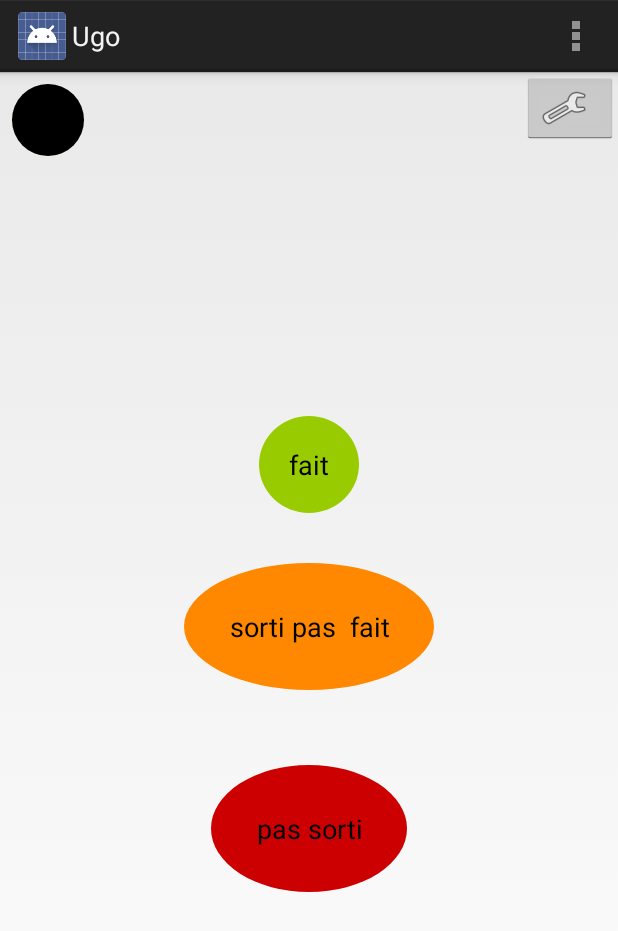
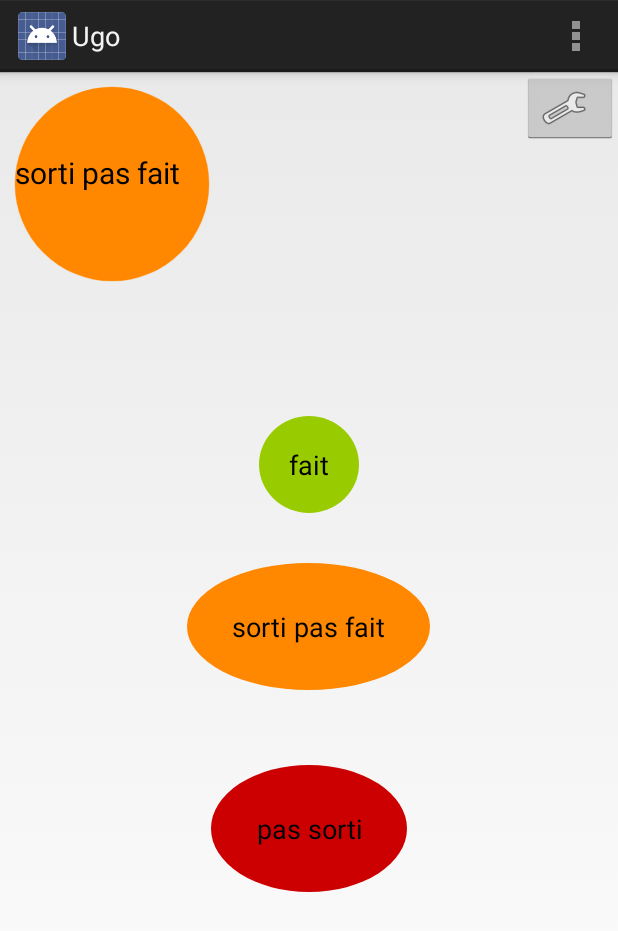
Before and after one commit to b3b00/Ugo, an Android app: the screen it shows after launch (MainActivity), on a phone screen of 412 x 824 dp. Shown: the top 931 px of the screen. Run offline under Robolectric (Android 15) with nearby library versions, the phone set to English and light mode, and no system bars.

Commit message:
first working custom circle button.... still work to do

```diff
--- a/app/src/main/java/com/olivier/button/CircleButton.java
+++ b/app/src/main/java/com/olivier/button/CircleButton.java
@@ -28,6 +28,8 @@ public class CircleButton extends ImageView {
 
     private Paint circlePaint;
     private Paint focusPaint;
+    private Paint textPaint;
+
 
     private float animationProgress;
 
@@ -38,16 +40,19 @@ public class CircleButton extends ImageView {
 
     public CircleButton(Context context) {
         super(context);
+        android.util.Log.d("Ugo","contrcutor 1");
         init(context, null);
     }
 
     public CircleButton(Context context, AttributeSet attrs) {
         super(context, attrs);
+        android.util.Log.d("Ugo","contrcutor 2");
         init(context, attrs);
     }
 
     public CircleButton(Context context, AttributeSet attrs, int defStyle) {
         super(context, attrs, defStyle);
+        android.util.Log.d("Ugo","contrcutor 3");
         init(context, attrs);
     }
 
@@ -68,19 +73,24 @@ public class CircleButton extends ImageView {
 
     @Override
     protected void onDraw(Canvas canvas) {
+        android.util.Log.d("Ugo","onDraw");
         canvas.drawCircle(centerX, centerY, pressedRingRadius + animationProgress, focusPaint);
         canvas.drawCircle(centerX, centerY, outerRadius - pressedRingWidth, circlePaint);
 
-        circlePaint.setTextSize(textSize);
+        /*
+         * dessin du texte
+         *
+         */
+        android.util.Log.d("UGO","onDraw textSize="+textSize);
+        android.util.Log.d("UGO","onDraw color="+Color.BLACK);
+        android.util.Log.d("UGO","onDraw width="+canvas.getWidth()+" height="+canvas.getHeight());
 
-        circlePaint.setColor(Color.BLACK);
-        int width = this.getMeasuredWidth()/2;
-        int height = this.getMeasuredHeight()/2;
-        circlePaint.setTextAlign(Paint.Align.LEFT);
-        canvas.drawText(text, width, height, circlePaint);
+        textPaint.setColor(Color.BLACK);
+        textPaint.setTextAlign(Paint.Align.LEFT);
+        textPaint.setTextSize(textSize);
 
+        canvas.drawText(text, 15, canvas.getHeight()/2, textPaint);
 
-        //canvas.drawText("My Text", -canvas.getWidth()/2, canvas.getHeight()/2, circlePaint);
         super.onDraw(canvas);
     }
 
@@ -108,7 +118,10 @@ public class CircleButton extends ImageView {
 
         circlePaint.setColor(defaultColor);
         focusPaint.setColor(defaultColor);
+
         focusPaint.setAlpha(PRESSED_RING_ALPHA);
+
+        textPaint.setColor(Color.BLACK);
 
         this.invalidate();
     }
@@ -124,6 +137,7 @@ public class CircleButton extends ImageView {
     }
 
     private void init(Context context, AttributeSet attrs) {
+        android.util.Log.d("UGO","starting circle button init");
         this.setFocusable(true);
         this.setScaleType(ScaleType.CENTER_INSIDE);
         setClickable(true);
@@ -134,19 +148,27 @@ public class CircleButton extends ImageView {
         focusPaint = new Paint(Paint.ANTI_ALIAS_FLAG);
         focusPaint.setStyle(Paint.Style.STROKE);
 
+        textPaint = new Paint(Paint.ANTI_ALIAS_FLAG);
+        textPaint.setStyle(Paint.Style.STROKE);
+
         pressedRingWidth = (int) TypedValue.applyDimension(TypedValue.COMPLEX_UNIT_DIP, DEFAULT_PRESSED_RING_WIDTH_DIP, getResources()
                 .getDisplayMetrics());
 
-        int color = Color.BLACK;
+        int color = Color.CYAN;
         if (attrs != null) {
+            android.util.Log.d("UGO","found special attributes");
             final TypedArray a = context.obtainStyledAttributes(attrs, R.styleable.CircleButton);
             color = a.getColor(R.styleable.CircleButton_cb_color, color);
+
+            android.util.Log.d("UGO","color is "+color);
             pressedRingWidth = (int) a.getDimension(R.styleable.CircleButton_cb_pressed_ring_width, pressedRingWidth);
             text = (String)a.getString(R.styleable.CircleButton_cb_text);
-            textSize = a.getIndex(R.styleable.CircleButton_cb_text_size);
+            textSize = a.getInt(R.styleable.CircleButton_cb_text_size,10);
+            android.util.Log.d("UGO","textSize is "+textSize);
             a.recycle();
         }
 
+        android.util.Log.d("Ugo","setting color ::"+color);
         setColor(color);
 
         focusPaint.setStrokeWidth(pressedRingWidth);
--- a/app/src/main/res/layout/activity_main.xml
+++ b/app/src/main/res/layout/activity_main.xml
@@ -20,7 +20,7 @@
     <Button
         android:layout_width="wrap_content"
         android:layout_height="wrap_content"
-        android:text="fait"
+        android:text="@string/lbl_out_done"
         android:padding="30px"
         android:id="@+id/buttonDone"
         android:background="@drawable/green_round"
@@ -29,7 +29,7 @@
     <Button
         android:layout_width="wrap_content"
         android:layout_height="wrap_content"
-        android:text="sorti pas  fait"
+        android:text="@string/lbl_out_not_done"
         android:layout_marginTop="50px"
         android:id="@+id/buttonOutButNotDone"
         android:background="@drawable/orange_round"
@@ -41,7 +41,7 @@
     <Button
         android:layout_width="wrap_content"
         android:layout_height="wrap_content"
-        android:text="pas sorti"
+        android:text="@string/lbl_not_out"
         android:background="@drawable/red_round"
         android:layout_marginTop="50dp"
         android:id="@+id/buttonNotOut"
@@ -71,11 +71,11 @@
         android:layout_centerHorizontal="true" />
 
     <com.olivier.button.CircleButton
-        android:layout_width="64dip"
-        android:layout_height="64dip"
-        app:cb_text="hello world"
-        app:cb_color="#99CC00"
-        app:cb_pressed_ring_width="8dip"
-        app:cb_text_size="10"/>
+        android:layout_width="150dip"
+        android:layout_height="150dip"
+        app:cb_text="@string/lbl_out_not_done"
+        app:cb_color="@android:color/holo_orange_dark"
+        app:cb_pressed_ring_width="10dip"
+        app:cb_text_size="30"/>
 
 </RelativeLayout>
--- a/app/src/main/res/values/strings.xml
+++ b/app/src/main/res/values/strings.xml
@@ -5,4 +5,10 @@
 
     <string name="action_settings">Settings</string>
 
+    <string name="lbl_out_done">fait</string>
+
+    <string name="lbl_out_not_done">sorti pas fait</string>
+
+    <string name="lbl_not_out">pas sorti</string>
+
 </resources>
```
